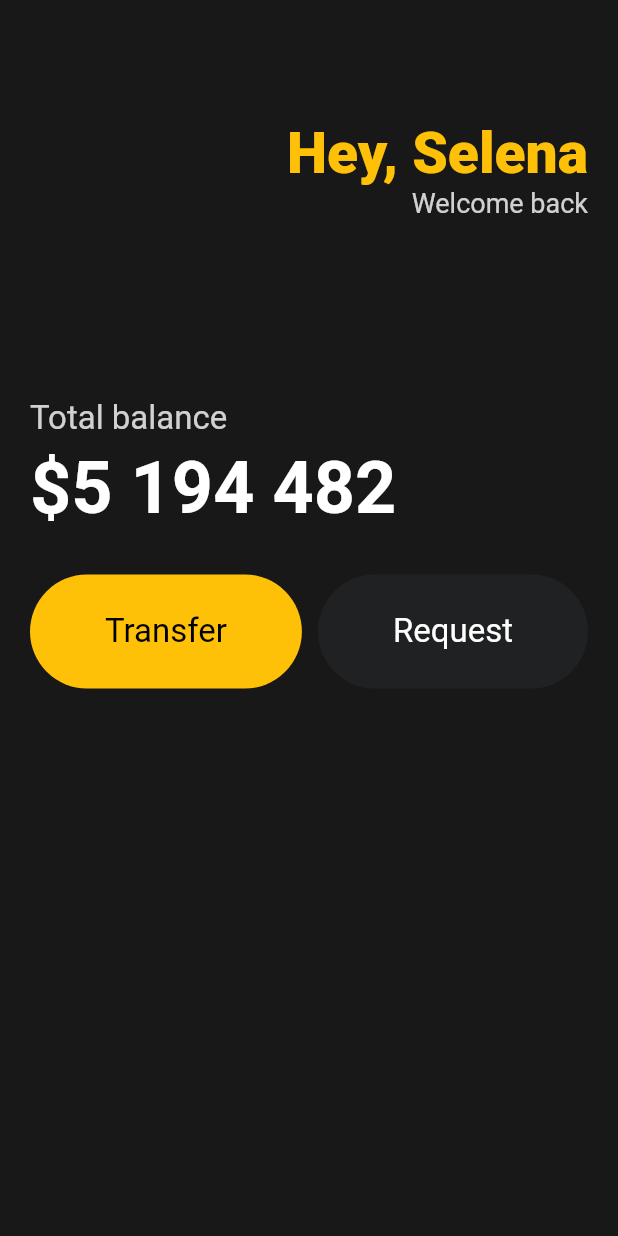
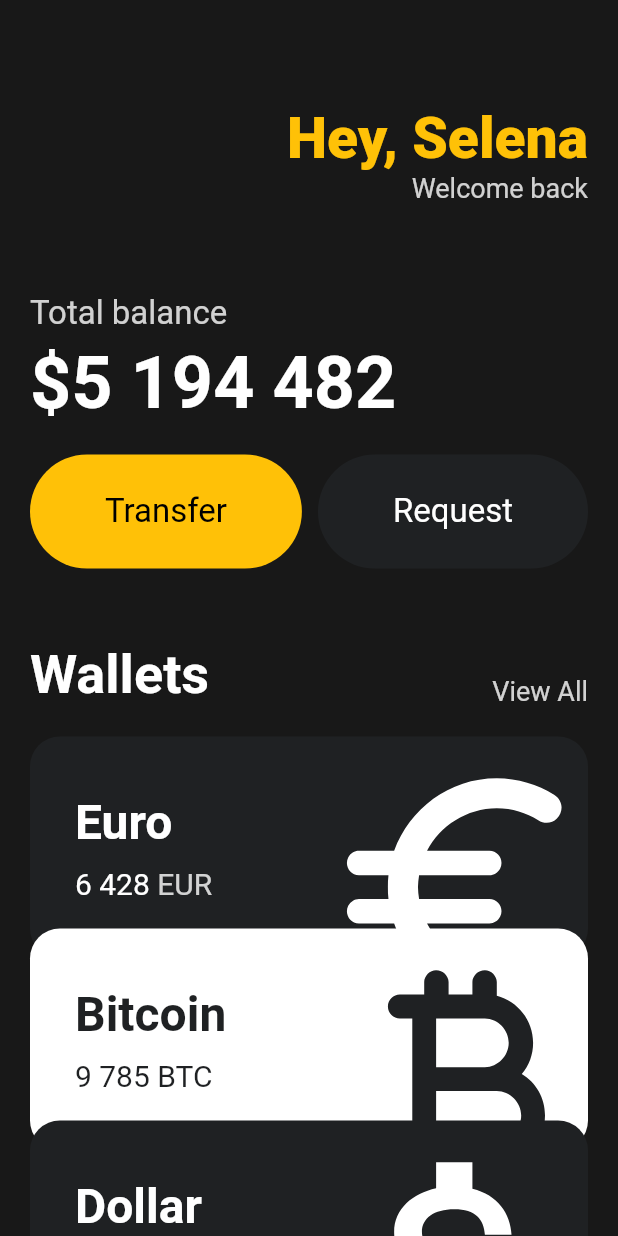
Before and after one commit to SashaGwak/flutter, a Flutter app: the screen it shows after launch, on a phone screen of 412 x 824 dp. Run offline on Flutter 3.47's test engine with Material 2 defaults, Android fonts, the phone set to English and light mode, and no system bars.

Commit message:
👷 [UI] card widget 생성

```diff
--- a/lib/main.dart
+++ b/lib/main.dart
@@ -1,5 +1,6 @@
 import 'package:flutter/material.dart';
 import 'package:toonflix/widget/button.dart';
+import 'package:toonflix/widget/currency_card.dart';
 
 void main() {
   runApp(const App());
@@ -17,7 +18,9 @@ class App extends StatelessWidget {
         // column은 수직, row는 수평 배열
         // row의 MainAxisAlignment는 수평방향
         // column의 MainAxisAlignment는 수직방향
-        body: Padding(
+        // SingleChildScrollView 스크롤링 할 수 있도록 해줌
+        body: SingleChildScrollView(
+          child: Padding(
             // all은 상하좌우에 모두 padding 10, only로 상화좌우중 하나 선택
             padding: const EdgeInsets.symmetric(
               horizontal: 20,
@@ -27,7 +30,7 @@ class App extends StatelessWidget {
               // 간격을 주기위해서는 SizedBox 사용
               children: [
                 const SizedBox(
-                height: 80,
+                  height: 70,
                 ),
                 Row(
                   mainAxisAlignment: MainAxisAlignment.end,
@@ -55,7 +58,7 @@ class App extends StatelessWidget {
                   ],
                 ),
                 const SizedBox(
-                height: 120,
+                  height: 60,
                 ),
                 Text(
                   'Total balance',
@@ -76,7 +79,7 @@ class App extends StatelessWidget {
                   ),
                 ),
                 const SizedBox(
-                height: 30,
+                  height: 20,
                 ),
                 Row(
                   mainAxisAlignment: MainAxisAlignment.spaceBetween,
@@ -93,8 +96,60 @@ class App extends StatelessWidget {
                       textColor: Colors.white,
                     ),
                   ],
-              )
+                ),
+                const SizedBox(
+                  height: 50,
+                ),
+                Row(
+                  mainAxisAlignment: MainAxisAlignment.spaceBetween,
+                  crossAxisAlignment: CrossAxisAlignment.end,
+                  children: [
+                    const Text(
+                      'Wallets',
+                      style: TextStyle(
+                        color: Colors.white,
+                        fontSize: 36,
+                        fontWeight: FontWeight.w600,
+                      ),
+                    ),
+                    Text(
+                      'View All',
+                      style: TextStyle(
+                        color: Colors.white.withOpacity(0.8),
+                        fontSize: 18,
+                      ),
+                    ),
                   ],
+                ),
+                const SizedBox(
+                  height: 20,
+                ),
+                const CurrencyCard(
+                  name: 'Euro',
+                  code: 'EUR',
+                  amount: '6 428',
+                  icon: Icons.euro_rounded,
+                  isInverted: false,
+                  order: 0,
+                ),
+                const CurrencyCard(
+                  name: 'Bitcoin',
+                  code: 'BTC',
+                  amount: '9 785',
+                  icon: Icons.currency_bitcoin_rounded,
+                  isInverted: true,
+                  order: 1,
+                ),
+                const CurrencyCard(
+                  name: 'Dollar',
+                  code: 'USD',
+                  amount: '428',
+                  icon: Icons.attach_money_outlined,
+                  isInverted: false,
+                  order: 2,
+                ),
+              ],
+            ),
           ),
         ),
       ),
--- /dev/null
+++ b/lib/widget/currency_card.dart
@@ -0,0 +1,92 @@
+import 'package:flutter/material.dart';
+
+class CurrencyCard extends StatelessWidget {
+  final String name, code, amount;
+  final IconData icon;
+  final bool isInverted;
+  final int order;
+
+  final _blackColor = const Color(0xFF1F2123);
+
+  const CurrencyCard({
+    super.key,
+    required this.name,
+    required this.code,
+    required this.amount,
+    required this.icon,
+    required this.isInverted,
+    required this.order,
+  });
+
+  @override
+  Widget build(BuildContext context) {
+    return Transform.translate(
+      offset: Offset(0, order * -20),
+      child: Container(
+        // clipBehavior 는 어떤 아이템이 overflow가 되었을때 어떻게 할지 지정해주는 것
+        clipBehavior: Clip.hardEdge,
+        decoration: BoxDecoration(
+          color: isInverted ? Colors.white : const Color(0xFF1F2123),
+          borderRadius: BorderRadius.circular(20),
+        ),
+        child: Padding(
+          padding: const EdgeInsets.all(30),
+          child: Row(
+            mainAxisAlignment: MainAxisAlignment.spaceBetween,
+            children: [
+              Column(
+                crossAxisAlignment: CrossAxisAlignment.start,
+                children: [
+                  Text(name,
+                      style: TextStyle(
+                        color: isInverted ? _blackColor : Colors.white,
+                        fontSize: 32,
+                        fontWeight: FontWeight.w600,
+                      )),
+                  const SizedBox(
+                    height: 10,
+                  ),
+                  Row(
+                    children: [
+                      Text(
+                        amount,
+                        style: TextStyle(
+                          color: isInverted ? _blackColor : Colors.white,
+                          fontSize: 20,
+                        ),
+                      ),
+                      const SizedBox(
+                        width: 5,
+                      ),
+                      Text(
+                        code,
+                        style: TextStyle(
+                          color: isInverted
+                              ? _blackColor
+                              : Colors.white.withOpacity(0.8),
+                          fontSize: 20,
+                        ),
+                      ),
+                    ],
+                  ),
+                ],
+              ),
+              Transform.scale(
+                scale: 2.2,
+                child: Transform.translate(
+                  // offset(x, y좌표) 이동할 만큼
+                  offset: const Offset(-5, 12),
+                  child: Icon(
+                    icon,
+                    color: isInverted ? _blackColor : Colors.white,
+                    size: 88,
+                  ),
+                ),
+              ),
+            ],
+          ),
+        ),
+      ),
+    );
+  }
+}
```
Lines whose indentation alone changed are shown as unchanged.
